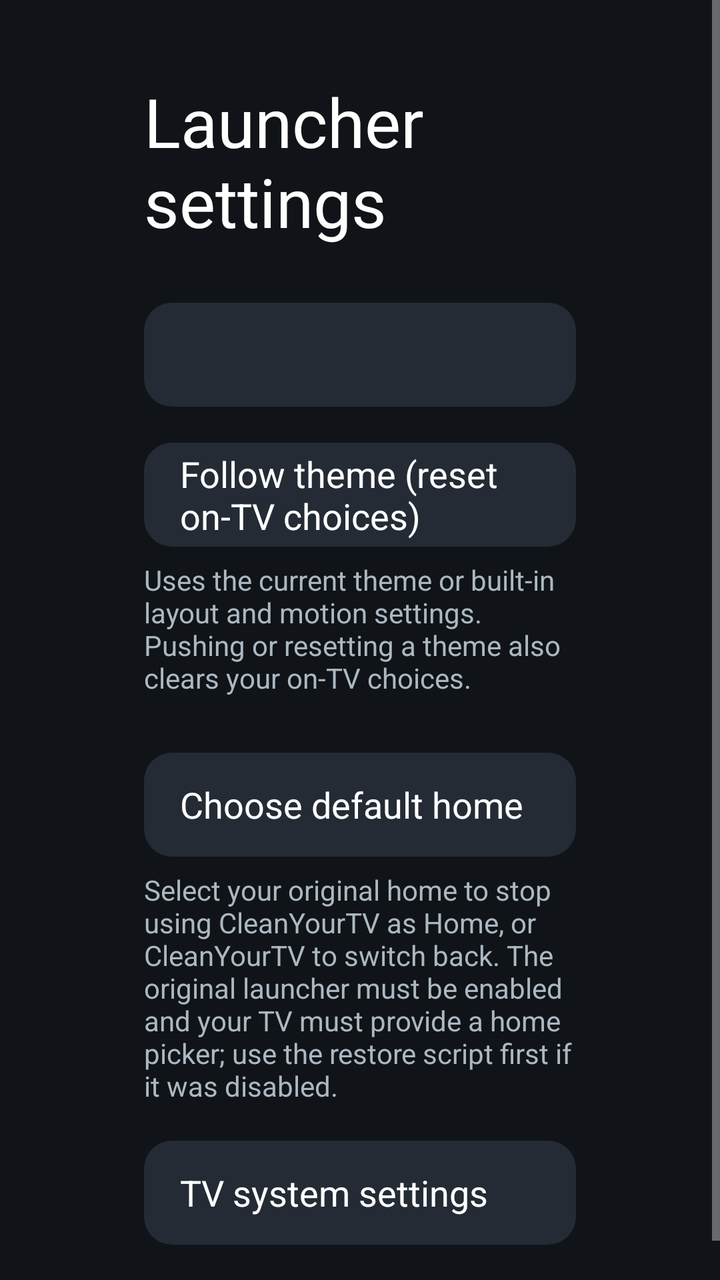
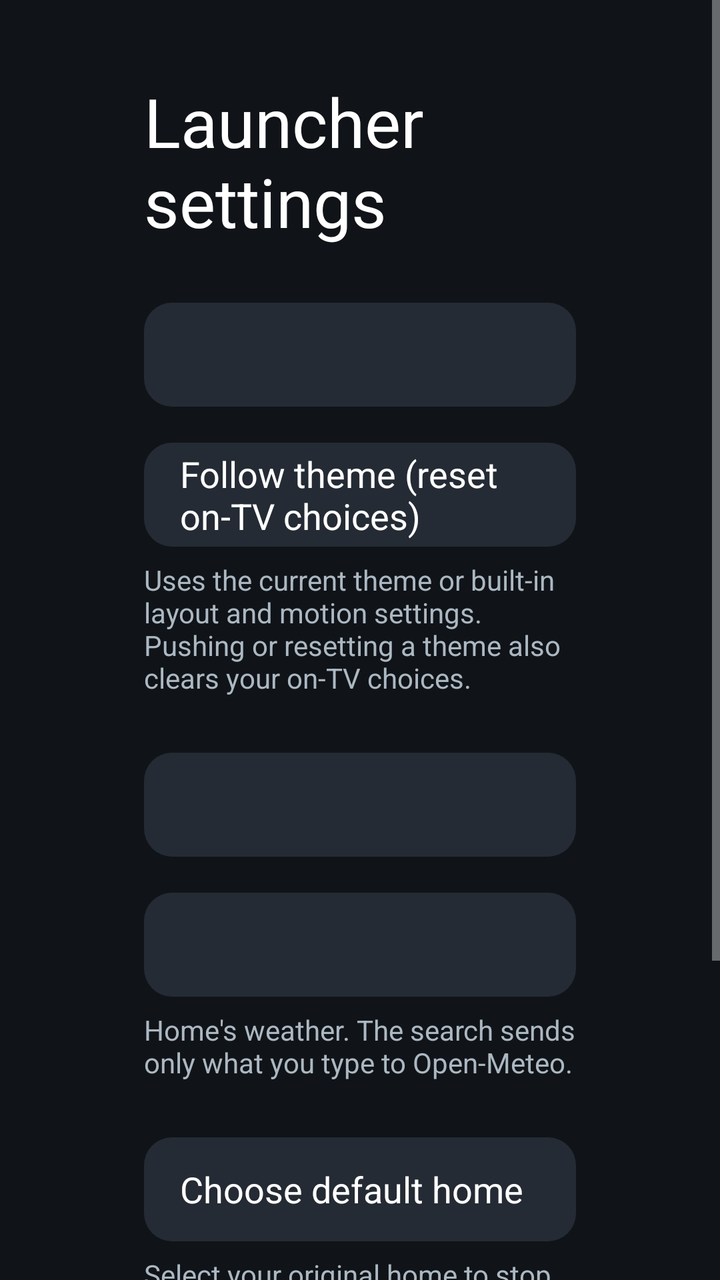

Two renders of the same Android screen: before a commit and after it. Below are the layout's source before the change and the commit's diff.
<!-- AndroidManifest.xml: application theme Theme.TvHome -->
<!-- res/layout/activity_launcher_settings.xml -->
<?xml version="1.0" encoding="utf-8"?>
<ScrollView xmlns:android="http://schemas.android.com/apk/res/android"
    android:layout_width="match_parent"
    android:layout_height="match_parent"
    android:background="#FF101419"
    android:fillViewport="true">

    <LinearLayout
        android:layout_width="match_parent"
        android:layout_height="wrap_content"
        android:orientation="vertical"
        android:paddingStart="72dp"
        android:paddingEnd="72dp"
        android:paddingTop="38dp"
        android:paddingBottom="38dp">

        <TextView
            android:layout_width="match_parent"
            android:layout_height="wrap_content"
            android:text="@string/launcher_settings"
            android:textColor="#FFFFFFFF"
            android:textSize="34sp" />

        <TextView
            android:id="@+id/animationsChoice"
            style="@style/SettingsRow"
            android:layout_marginTop="28dp" />

        <TextView
            android:id="@+id/openOnStartChoice"
            style="@style/SettingsRow"
            android:layout_marginTop="18dp"
            android:visibility="gone" />

        <TextView
            android:id="@+id/followThemeChoice"
            style="@style/SettingsRow"
            android:layout_marginTop="18dp"
            android:text="@string/follow_theme" />

        <TextView
            android:layout_width="match_parent"
            android:layout_height="wrap_content"
            android:layout_marginTop="7dp"
            android:text="@string/follow_theme_hint"
            android:textColor="#FFACB8C1"
            android:textSize="14sp" />

        <TextView
            android:id="@+id/defaultHomeChoice"
            style="@style/SettingsRow"
            android:layout_marginTop="28dp"
            android:text="@string/home_settings" />

        <TextView
            android:layout_width="match_parent"
            android:layout_height="wrap_content"
            android:layout_marginTop="7dp"
            android:text="@string/home_settings_help"
            android:textColor="#FFACB8C1"
            android:textSize="14sp" />

        <TextView
            android:id="@+id/tvSettingsChoice"
            style="@style/SettingsRow"
            android:layout_marginTop="18dp"
            android:text="@string/tv_settings" />
    </LinearLayout>
</ScrollView>
<!-- resources referenced by this layout -->
<resources>
  <string name="follow_theme">Follow theme (reset on-TV choices)</string>
  <string name="follow_theme_hint">Uses the current theme or built-in layout and motion settings. Pushing or resetting a theme also clears your on-TV choices.</string>
  <string name="home_settings">Choose default home</string>
  <string name="home_settings_help">Select your original home to stop using CleanYourTV as Home, or CleanYourTV to switch back. The original launcher must be enabled and your TV must provide a home picker; use the restore script first if it was disabled.</string>
  <string name="launcher_settings">Launcher settings</string>
  <string name="tv_settings">TV system settings</string>
  <style name="SettingsRow">
          <item name="android:layout_width">match_parent</item>
          <item name="android:layout_height">52dp</item>
          <item name="android:gravity">center_vertical</item>
          <item name="android:paddingStart">18dp</item>
          <item name="android:paddingEnd">18dp</item>
          <item name="android:background">@drawable/settings_choice_bg</item>
          <item name="android:textColor">#FFFFFFFF</item>
          <item name="android:textSize">18sp</item>
          <item name="android:focusable">true</item>
          <item name="android:clickable">true</item>
      </style>
  <style name="Theme.TvHome" parent="android:Theme.Material.NoActionBar.Fullscreen">
          <item name="android:windowBackground">@android:color/black</item>
          <item name="android:colorBackground">@android:color/black</item>
          <item name="android:windowAnimationStyle">@null</item>
      </style>
  <!-- drawable settings_choice_bg (drawable) -->
  <?xml version="1.0" encoding="utf-8"?>
  <selector xmlns:android="http://schemas.android.com/apk/res/android">
      <item android:state_focused="true">
          <shape android:shape="rectangle">
              <solid android:color="#5574A987" />
              <corners android:radius="14dp" />
              <stroke android:width="2dp" android:color="#FFB9E7C7" />
          </shape>
      </item>
      <item android:state_selected="true">
          <shape android:shape="rectangle">
              <solid android:color="#334DAE6D" />
              <corners android:radius="14dp" />
              <stroke android:width="1dp" android:color="#FF4DAE6D" />
          </shape>
      </item>
      <item>
          <shape android:shape="rectangle">
              <solid android:color="#FF242B34" />
              <corners android:radius="14dp" />
          </shape>
      </item>
  </selector>
</resources>

<!-- the commit's change to res/layout/activity_launcher_settings.xml (unified diff, before → after) -->
@@ -47,6 +47,24 @@
             android:textSize="14sp" />
 
         <TextView
+            android:id="@+id/weatherPlaceChoice"
+            style="@style/SettingsRow"
+            android:layout_marginTop="28dp" />
+
+        <TextView
+            android:id="@+id/temperatureUnitChoice"
+            style="@style/SettingsRow"
+            android:layout_marginTop="18dp" />
+
+        <TextView
+            android:layout_width="match_parent"
+            android:layout_height="wrap_content"
+            android:layout_marginTop="7dp"
+            android:text="@string/weather_place_hint_row"
+            android:textColor="#FFACB8C1"
+            android:textSize="14sp" />
+
+        <TextView
             android:id="@+id/defaultHomeChoice"
             style="@style/SettingsRow"
             android:layout_marginTop="28dp"
<!-- resource entries referenced after the edit -->
@@ -6,6 +6,7 @@
   <string name="home_settings_help">Select your original home to stop using CleanYourTV as Home, or CleanYourTV to switch back. The original launcher must be enabled and your TV must provide a home picker; use the restore script first if it was disabled.</string>
   <string name="launcher_settings">Launcher settings</string>
   <string name="tv_settings">TV system settings</string>
+  <string name="weather_place_hint_row">Home\'s weather. The search sends only what you type to Open-Meteo.</string>
   <style name="SettingsRow">
           <item name="android:layout_width">match_parent</item>
           <item name="android:layout_height">52dp</item>
